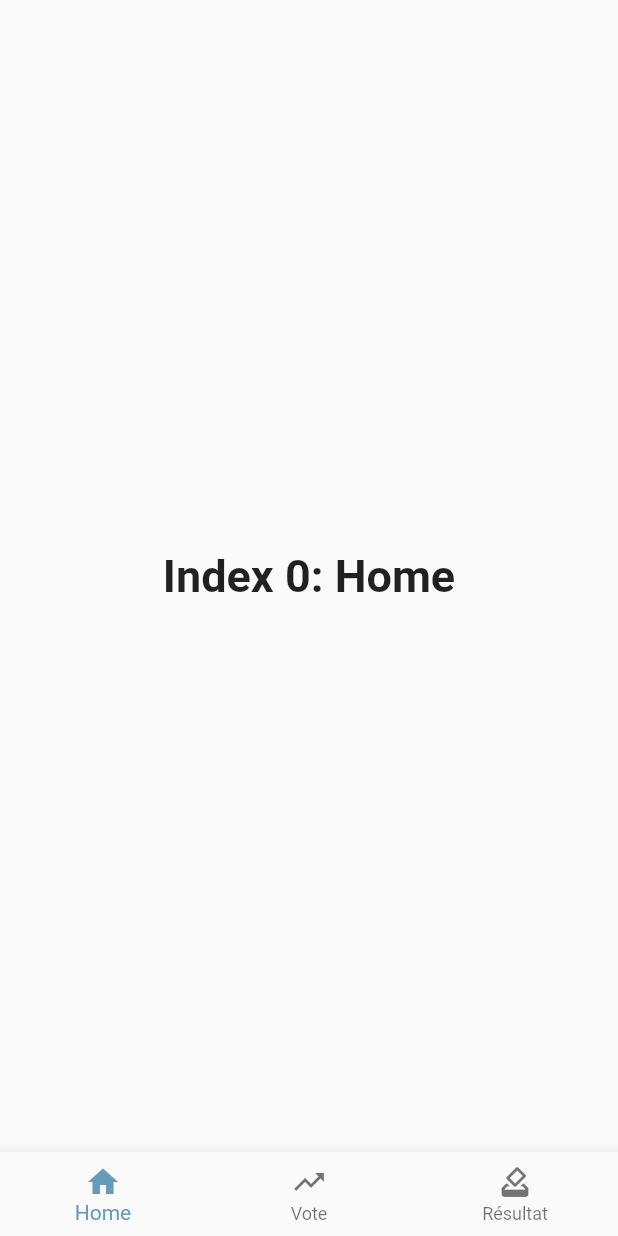
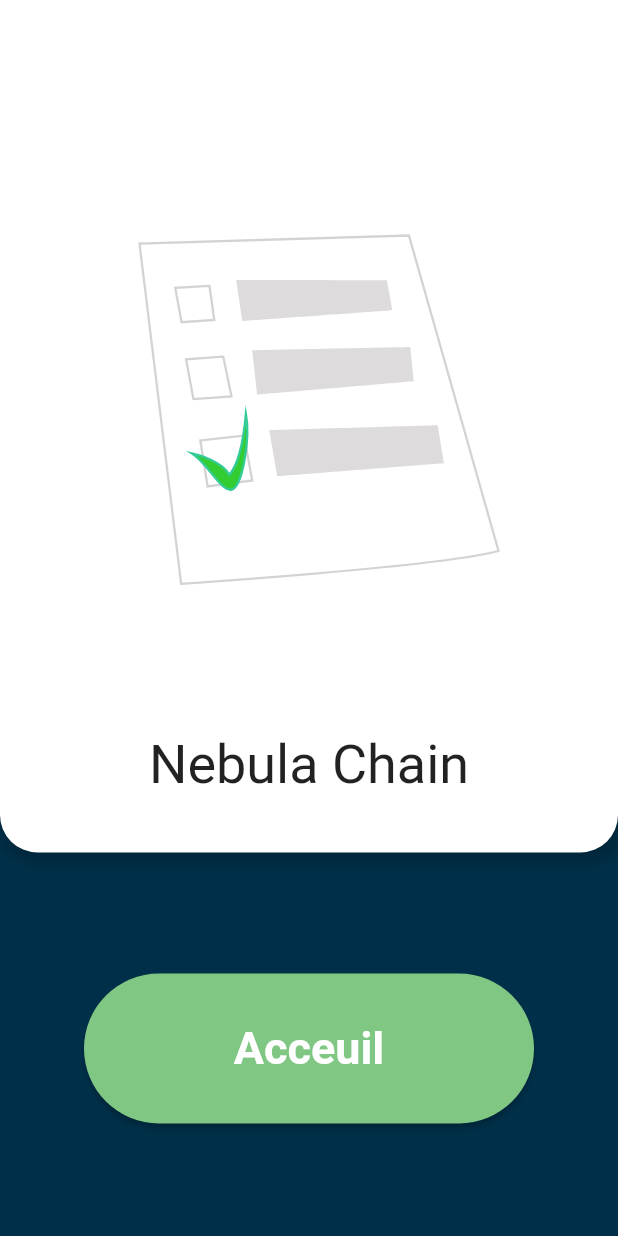
Before and after one commit to Nokimalos/HackatonStarton, a Flutter app: the screen it shows after launch, on a phone screen of 412 x 824 dp. Run offline on Flutter 3.47's test engine with Material 2 defaults, Android fonts, the light colour scheme and no system bars; our stand-ins replace lottie.

Commit message:
[+] add animation launch page

```diff
--- a/vote_gouv/lib/animation/launch_animation.dart
+++ b/vote_gouv/lib/animation/launch_animation.dart
@@ -1 +1,153 @@
 import 'package:flutter/material.dart';
+import 'package:lottie/lottie.dart';
+import 'package:vote_gouv/constants/colors.dart';
+import 'package:vote_gouv/pages/home_page.dart';
+
+class LaunchAnimPage extends StatefulWidget {
+  const LaunchAnimPage({Key? key}) : super(key: key);
+
+  @override
+  State<LaunchAnimPage> createState() => _LaunchAnimPageState();
+}
+
+class _LaunchAnimPageState extends State<LaunchAnimPage>
+    with TickerProviderStateMixin {
+  late AnimationController _coffeeController;
+  bool isGreenCoffee = false;
+  bool isTextReady = false;
+
+  @override
+  void initState() {
+    super.initState();
+    _coffeeController = AnimationController(vsync: this);
+    _coffeeController.addListener(() {
+      if (_coffeeController.value > 0.7) {
+        _coffeeController.stop();
+        isGreenCoffee = true;
+        setState(() {});
+        Future.delayed(const Duration(seconds: 1), () {
+          isTextReady = true;
+          setState(() {});
+        });
+      }
+    });
+  }
+
+  @override
+  void dispose() {
+    super.dispose();
+    _coffeeController.dispose();
+  }
+
+  @override
+  Widget build(BuildContext context) {
+    double height = MediaQuery.of(context).size.height;
+    return Scaffold(
+      backgroundColor: blackBlue,
+      body: Stack(
+        children: [
+          Visibility(
+            visible: isGreenCoffee,
+            child: const BottomPart(),
+          ),
+          AnimatedContainer(
+            height: isGreenCoffee ? (height / 1.45) : height,
+            duration: const Duration(seconds: 1),
+            decoration: BoxDecoration(
+              color: Colors.white,
+              boxShadow: const [
+                BoxShadow(
+                  offset: Offset(3, 3),
+                  blurRadius: 10,
+                  spreadRadius: 2,
+                  color: Colors.black26,
+                )
+              ],
+              borderRadius: BorderRadius.only(
+                bottomLeft: Radius.circular(isGreenCoffee ? 25.0 : 0.0),
+                bottomRight: Radius.circular(isGreenCoffee ? 25.0 : 0.0),
+              ),
+            ),
+            child: Column(
+              mainAxisAlignment: MainAxisAlignment.center,
+              crossAxisAlignment: CrossAxisAlignment.stretch,
+              children: [
+                AnimatedCrossFade(
+                  firstChild: Lottie.asset(
+                    'assets/images/animation.json',
+                  ),
+                  secondChild: Lottie.asset(
+                    'assets/images/animation.json',
+                    controller: _coffeeController,
+                    height: height / 2,
+                    onLoaded: (composition) {
+                      _coffeeController.duration = composition.duration;
+                      _coffeeController.forward();
+                    },
+                  ),
+                  crossFadeState: isGreenCoffee
+                      ? CrossFadeState.showFirst
+                      : CrossFadeState.showSecond,
+                  duration: const Duration(seconds: 2),
+                ),
+                const SizedBox(height: 40,),
+                Center(
+                  child: AnimatedOpacity(
+                    opacity: isTextReady ? 1 : 0,
+                    duration: const Duration(seconds: 2),
+                    child: const Text(
+                      'Nebula Chain',
+                      style: TextStyle(
+                        fontSize: 36.0,
+                      ),
+                    ),
+                  ),
+                ),
+              ],
+            ),
+          ),
+        ],
+      ),
+    );
+  }
+}
+
+class BottomPart extends StatelessWidget {
+  const BottomPart({Key? key}) : super(key: key);
+
+  @override
+  Widget build(BuildContext context) {
+    return Align(
+      alignment: Alignment.bottomCenter,
+      child: Padding(
+        padding: const EdgeInsets.symmetric(horizontal: 36.0, vertical: 75),
+        child: Column(
+          mainAxisSize: MainAxisSize.min,
+          children: [
+            const SizedBox(height: 30.0),
+            ElevatedButton(
+              onPressed: () {
+                Navigator.push(context,MaterialPageRoute(
+                                      builder: (context) =>
+                                      const MyHomePage()));
+              },
+              child: const Text(
+                'Acceuil',
+                style: TextStyle(
+                  color: Color.fromARGB(255, 255, 255, 255),
+                  fontWeight: FontWeight.bold,
+                  fontSize: 30.0,
+                ),
+              ),
+              style: ElevatedButton.styleFrom(
+                primary: Colors.green[300],
+                fixedSize: const Size(300, 100),
+                shape: RoundedRectangleBorder(
+                  borderRadius: BorderRadius.circular(50))),
+            ),
+          ],
+        ),
+      ),
+    );
+  }
+}
--- a/vote_gouv/lib/main.dart
+++ b/vote_gouv/lib/main.dart
@@ -1,4 +1,5 @@
 import 'package:flutter/material.dart';
+import 'package:vote_gouv/animation/launch_animation.dart';
 import 'package:vote_gouv/pages/home_page.dart';
 import 'constants/colors.dart';
 
@@ -11,8 +12,14 @@ class MyApp extends StatelessWidget {
 
   @override
   Widget build(BuildContext context) {
-    return const MaterialApp(
-      home: MyHomePage(),
+    return MaterialApp(
+      routes: {
+        '/launch':(context) => const LaunchAnimPage(),
+        '/home': (context) => const MyHomePage(),
+        //'/vote':(context) =>
+        //'/result':(context) =>
+      },
+      home: const LaunchAnimPage(),
     );
   }
 }
--- a/vote_gouv/pubspec.yaml
+++ b/vote_gouv/pubspec.yaml
@@ -34,6 +34,8 @@ dependencies:
   # The following adds the Cupertino Icons font to your application.
   # Use with the CupertinoIcons class for iOS style icons.
   cupertino_icons: ^1.0.2
+  animated_text: ^1.0.2
+  lottie: ^1.3.0
 
 dev_dependencies:
   flutter_test:
@@ -58,8 +60,8 @@ flutter:
   uses-material-design: true
 
   # To add assets to your application, add an assets section, like this:
-  # assets:
-  #   - images/a_dot_burr.jpeg
+  assets:
+     - assets/images/animation.json
   #   - images/a_dot_ham.jpeg
 
   # An image asset can refer to one or more resolution-specific "variants", see
```
Also changed, not shown: vote_gouv/assets/images/animation.json (added, +1 -0 lines), vote_gouv/pubspec.lock.
